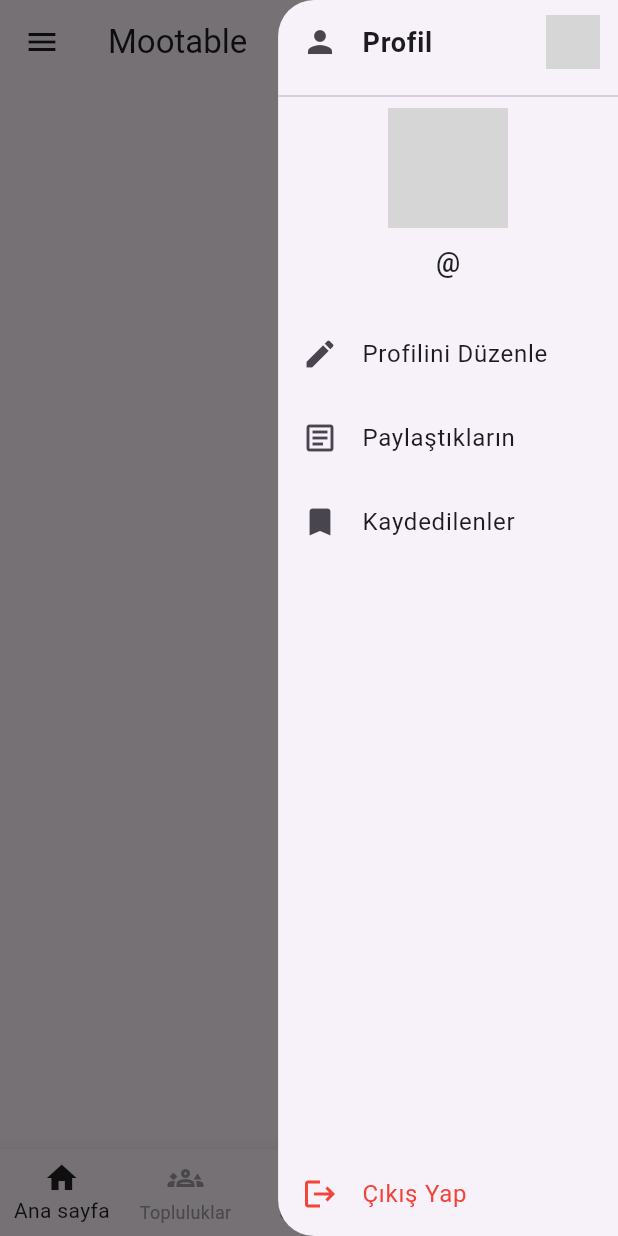
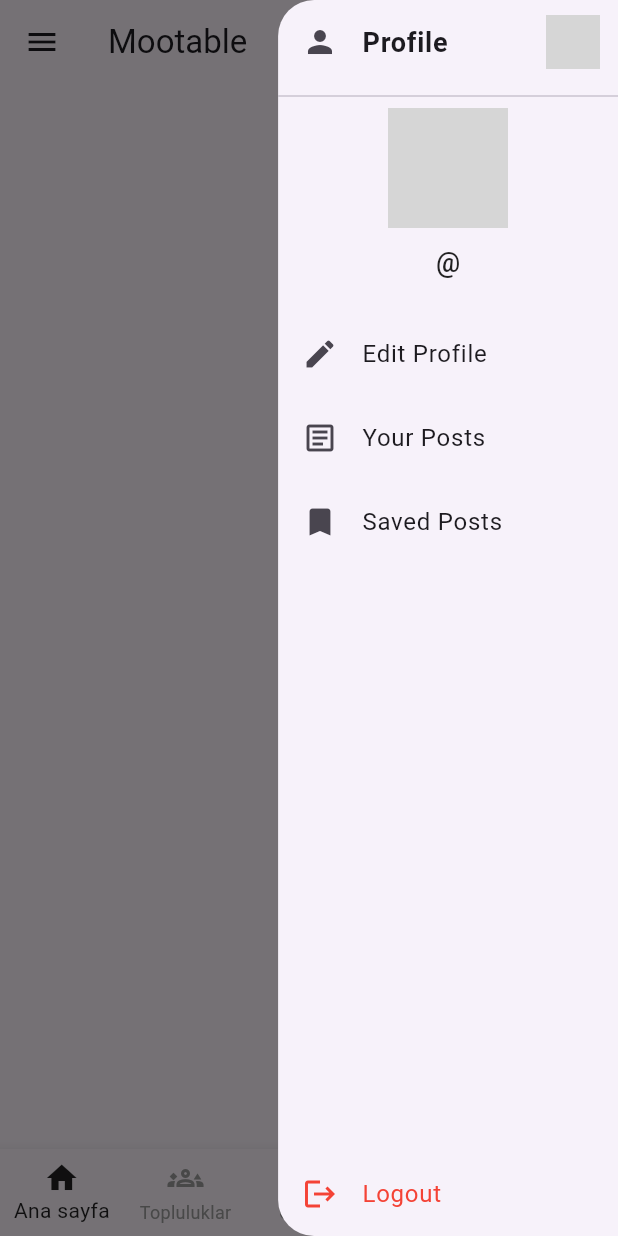
Before and after one commit to Tason1082/Mootable, a Flutter app: the HomePage screen opened directly, with the side drawer open, on a phone screen of 412 x 824 dp. Run offline on Flutter 3.47's test engine with Material 3 defaults, Android fonts, the phone set to English and light mode, and no system bars; our stand-ins replace image_picker, supabase_flutter, video_player; accounts and stored records are empty; generated files the repository leaves out were written again; network calls fail; grey boxes are pictures that could not be loaded.

Commit message:
güncelleme

```diff
--- /dev/null
+++ b/l10n.yaml
@@ -0,0 +1,4 @@
+arb-dir: lib/l10n
+template-arb-file: app_en.arb
+output-localization-file: app_localizations.dart
+output-class: AppLocalizations
--- a/lib/home_page.dart
+++ b/lib/home_page.dart
@@ -8,7 +8,11 @@
 import 'post_page.dart';
 import 'user_posts_page.dart';
 import 'saved_posts_page.dart';
+import 'TimeAgo.dart';
 
+// ✅ Yeni doğru import
+import 'package:flutter_gen/gen_l10n/app_localizations.dart';
+import 'package:flutter_localizations/flutter_localizations.dart';
 // 🔹 Profil Düzenleme Sayfası
 class EditProfilePage extends StatefulWidget {
   final String userId;
@@ -398,47 +402,69 @@
         ],
       ),
 
-      // 🔹 Sağ Drawer (Profil)
       endDrawer: FractionallySizedBox(
         widthFactor: 0.55,
         child: Drawer(
           shape: const RoundedRectangleBorder(
-            borderRadius: BorderRadius.only(topLeft: Radius.circular(24), bottomLeft: Radius.circular(24)),
+            borderRadius: BorderRadius.only(
+              topLeft: Radius.circular(24),
+              bottomLeft: Radius.circular(24),
+            ),
           ),
           child: SafeArea(
             child: Column(
               crossAxisAlignment: CrossAxisAlignment.start,
               children: [
-                const ListTile(
-                    leading: Icon(Icons.person),
-                    title: Text("Profil", style: TextStyle(fontWeight: FontWeight.bold, fontSize: 18))),
+                ListTile(
+                  leading: const Icon(Icons.person),
+                  title: Text(
+                    AppLocalizations.of(context)!.profile,
+                    style: const TextStyle(
+                      fontWeight: FontWeight.bold,
+                      fontSize: 18,
+                    ),
+                  ),
+                ),
                 const Divider(),
                 Center(
                   child: GestureDetector(
                     onTap: _uploadProfileImage,
                     child: CircleAvatar(
                       radius: 40,
-                      backgroundImage: profileImageUrl != null ? NetworkImage(profileImageUrl!) : null,
-                      child: profileImageUrl == null ? const Icon(Icons.add_a_photo, size: 30) : null,
+                      backgroundImage:
+                      profileImageUrl != null ? NetworkImage(profileImageUrl!) : null,
+                      child: profileImageUrl == null
+                          ? const Icon(Icons.add_a_photo, size: 30)
+                          : null,
                     ),
                   ),
                 ),
                 const SizedBox(height: 10),
                 Center(
-                  child: Text(username != null ? "@$username" : "@yükleniyor...",
-                      style: const TextStyle(fontSize: 18, fontWeight: FontWeight.w500, color: Colors.black87)),
+                  child: Text(
+                    username != null
+                        ? "@$username"
+                        : AppLocalizations.of(context)!.loadingUser,
+                    style: const TextStyle(
+                      fontSize: 18,
+                      fontWeight: FontWeight.w500,
+                      color: Colors.black87,
+                    ),
+                  ),
                 ),
                 if (bio != null && bio!.isNotEmpty)
                   Padding(
                     padding: const EdgeInsets.all(8.0),
-                    child: Text(bio!,
-                        textAlign: TextAlign.center,
-                        style: const TextStyle(fontSize: 14, color: Colors.black54)),
+                    child: Text(
+                      bio!,
+                      textAlign: TextAlign.center,
+                      style: const TextStyle(fontSize: 14, color: Colors.black54),
+                    ),
                   ),
                 const SizedBox(height: 20),
                 ListTile(
                   leading: const Icon(Icons.edit),
-                  title: const Text("Profilini Düzenle"),
+                  title: Text(AppLocalizations.of(context)!.editProfile),
                   onTap: () async {
                     if (user != null) {
                       final updated = await Navigator.push(
@@ -457,13 +483,16 @@
                 ),
                 ListTile(
                   leading: const Icon(Icons.article_outlined),
-                  title: const Text("Paylaştıkların"),
+                  title: Text(AppLocalizations.of(context)!.yourPosts),
                   onTap: () {
                     if (user != null && username != null) {
                       Navigator.push(
                         context,
                         MaterialPageRoute(
-                          builder: (_) => UserPostsPage(userId: user!.id, username: username!),
+                          builder: (_) => UserPostsPage(
+                            userId: user!.id,
+                            username: username!,
+                          ),
                         ),
                       );
                     }
@@ -471,7 +500,7 @@
                 ),
                 ListTile(
                   leading: const Icon(Icons.bookmark),
-                  title: const Text("Kaydedilenler"),
+                  title: Text(AppLocalizations.of(context)!.savedPosts),
                   onTap: () {
                     if (user != null) {
                       Navigator.push(
@@ -486,7 +515,10 @@
                 const Spacer(),
                 ListTile(
                   leading: const Icon(Icons.logout, color: Colors.red),
-                  title: const Text("Çıkış Yap", style: TextStyle(color: Colors.red)),
+                  title: Text(
+                    AppLocalizations.of(context)!.logout,
+                    style: const TextStyle(color: Colors.red),
+                  ),
                   onTap: _logout,
                 ),
               ],
@@ -494,6 +526,7 @@
           ),
         ),
       ),
+
 
       // 🔹 Gönderiler
       body: _loading
@@ -523,7 +556,10 @@
                       child: profile?["avatar_url"] == null ? const Icon(Icons.person) : null,
                     ),
                     title: Text(profile?["username"] ?? "Anonim"),
-                    subtitle: Text(post["created_at"].toString()),
+                    subtitle: Text(
+                      TimeAgo.format(DateTime.parse(post["created_at"])),
+                      style: const TextStyle(color: Colors.grey, fontSize: 13),
+                    ),
                   ),
                   if (post["image_url"] != null)
                     ClipRRect(
--- /dev/null
+++ b/lib/l10n/app_en.arb
@@ -0,0 +1,9 @@
+
+{"@@locale": "en",
+  "profile": "Profile",
+  "editProfile": "Edit Profile",
+  "yourPosts": "Your Posts",
+  "savedPosts": "Saved Posts",
+  "logout": "Logout",
+  "loadingUser": "@loading..."
+}
--- /dev/null
+++ b/lib/l10n/app_tr.arb
@@ -0,0 +1,9 @@
+
+{"@@locale": "tr",
+  "profile": "Profil",
+  "editProfile": "Profilini Düzenle",
+  "yourPosts": "Paylaştıkların",
+  "savedPosts": "Kaydedilenler",
+  "logout": "Çıkış Yap",
+  "loadingUser": "@yükleniyor..."
+}
--- a/pubspec.yaml
+++ b/pubspec.yaml
@@ -30,10 +30,12 @@
 dependencies:
   flutter:
     sdk: flutter
+  flutter_localizations:
+    sdk: flutter
   supabase_flutter: ^2.0.0
   image_picker: ^1.0.7
   path: ^1.8.3
-  intl: ^0.18.1
+  intl: ^0.19.0
   video_player: ^2.9.1
 
   # The following adds the Cupertino Icons font to your application.
@@ -61,6 +63,7 @@
   # included with your application, so that you can use the icons in
   # the material Icons class.
   uses-material-design: true
+  generate: true
 
   # To add assets to your application, add an assets section, like this:
   # assets:
```
Also changed, not shown: lib/TimeAgo.dart (added, +59 -0 lines), lib/main.dart (+22 -4 lines), pubspec.lock.
